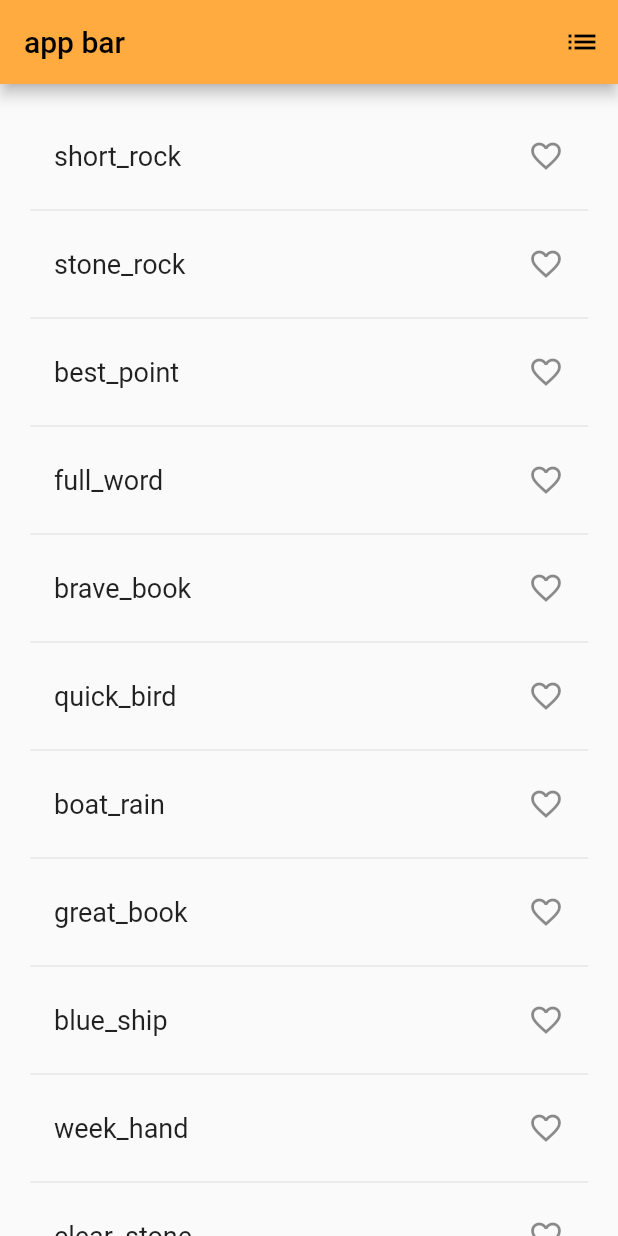
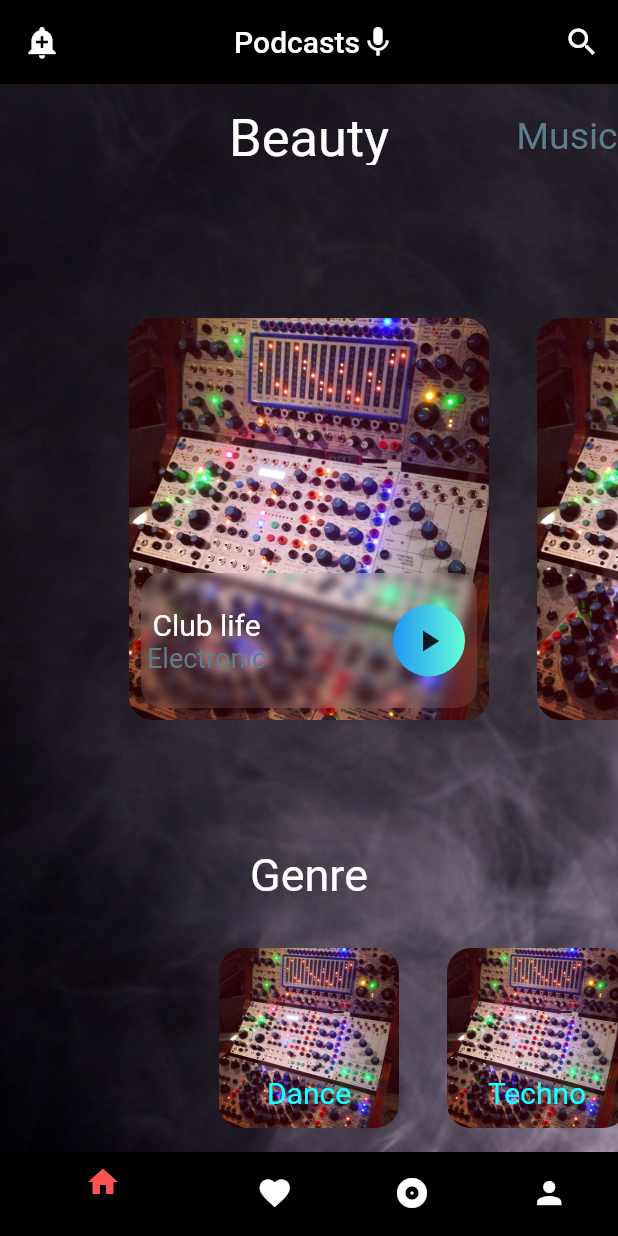
Before and after one commit to sluppyy/flutter_test, a Flutter app: the screen it shows after launch, on a phone screen of 412 x 824 dp. Run offline on Flutter 3.47's test engine with Material 2 defaults, Android fonts, the phone set to English and light mode, and no system bars; drawn by our look-alikes of scroll_snap_list.

Commit message:
first commit

```diff
--- /dev/null
+++ b/lib/GenreChoise.dart
@@ -0,0 +1,62 @@
+import 'package:flutter/material.dart';
+import 'package:scroll_snap_list/scroll_snap_list.dart';
+
+const danse_src = "assets/danse.jpg";
+
+class Genre {
+  final String image_src;
+  final String name;
+  Genre({this.image_src = "", this.name = ""});
+
+  @override
+  String toString() => "genre: $name";
+}
+
+class GenreChoice extends StatefulWidget {
+  const GenreChoice({Key? key}) : super(key: key);
+
+  @override
+  State<StatefulWidget> createState() => _GenreChoice();
+}
+
+class _GenreChoice extends State<GenreChoice> {
+  List<Genre> data = [
+    Genre(image_src: danse_src, name: "Dance"),
+    Genre(image_src: danse_src, name: "Techno"),
+    Genre(image_src: danse_src, name: "Rock")
+  ];
+
+  Widget _genreWidgetBuilder(BuildContext context, int index) {
+    return Padding(
+        padding: const EdgeInsets.all(16),
+        child: SizedBox(
+            width: 120, height: 120,
+            child: Stack(
+                children: [
+                  ClipRRect(
+                      borderRadius: BorderRadius.circular(16),
+                      child: const Image(image: AssetImage("assets/danse.jpg"))),
+
+                  SizedBox(
+                      height: 120,
+                      child: Align(alignment: Alignment.bottomCenter,
+                          child: Padding(padding: const EdgeInsets.all(12),
+                              child: Text(
+                                  data[index].name,
+                                  style: const TextStyle(fontSize: 20, color: Colors.cyanAccent)
+                              ))))
+                ]
+            )
+        )
+    );
+  }
+
+  @override
+  Widget build(BuildContext context) {
+    return ScrollSnapList(
+        itemBuilder: _genreWidgetBuilder,
+        itemCount: data.length,
+        itemSize: 120 + 16*2,
+        onItemFocus: print);
+  }
+}
--- /dev/null
+++ b/lib/MusicChoise.dart
@@ -0,0 +1,106 @@
+import 'dart:ui';
+
+import 'package:flutter/material.dart';
+import 'package:scroll_snap_list/scroll_snap_list.dart';
+
+class MusicChoice extends StatefulWidget {
+  const MusicChoice({Key? key}) : super(key: key);
+
+  @override
+  State<MusicChoice> createState() => _MusicChoiceState();
+}
+
+class _MusicChoiceState extends State<MusicChoice> {
+  List<Music> music = [
+    Music("Club life", "Electronic"),
+    Music("Club life", "Electronic"),
+    Music("Club life", "Electronic"),
+    Music("Club life", "Electronic"),
+    Music("Club life", "Electronic"),
+  ];
+
+  int focused = 0;
+
+  Widget _musicWidget(BuildContext context, int index) {
+    return Padding(padding: const EdgeInsets.all(16),
+        child: SizedBox(
+          width: 240, height: 300,
+          child: Stack(
+            children: [
+              ClipRRect(borderRadius: BorderRadius.circular(16),
+                  child: SizedBox(
+                      height: 300,
+                      child: Image.asset("assets/danse.jpg", fit: BoxFit.cover)
+                  )
+              ),
+
+              index == focused
+                  ? Align(alignment: Alignment.bottomCenter,
+                child: Padding(padding: const EdgeInsets.all(8),
+                  child: SizedBox(
+                    height: 90,
+                    child: ClipRRect(
+                        borderRadius: BorderRadius.circular(14),
+                        child: BackdropFilter(
+                            filter: ImageFilter.blur(sigmaX: 3, sigmaY: 3),
+                            child: Container(
+                              decoration: BoxDecoration(
+                                  color: Colors.white.withOpacity(0.1),
+                                  borderRadius: const BorderRadius.all(Radius.circular(14))),
+                              child: Row(
+                                  children: [
+                                    Center(child: Padding(padding: const EdgeInsets.all(4),
+                                    child: Column(mainAxisAlignment: MainAxisAlignment.center,children: [
+                                      Text(music[index].name, style: const TextStyle(fontSize: 20, color: Colors.white)),
+                                      Text(music[index].author, style: const TextStyle(fontSize: 18, color: Colors.blueGrey))]))),
+
+                                    Expanded(
+                                        child: Align(
+                                            alignment: Alignment.centerRight,
+                                            child: Padding(
+                                                padding: const EdgeInsets.all(8),
+                                                child: gradientButton())))
+                                  ]
+                              ),
+                            )
+                        )
+                    )
+                  )
+                )
+              )
+                  : Container()
+            ]
+          )
+        )
+    );
+  }
+
+  @override
+  Widget build(BuildContext context) {
+    return ScrollSnapList(
+        itemBuilder: _musicWidget,
+        itemCount: music.length,
+        itemSize: 240 + 16*2,
+        onItemFocus: (i) {setState(() {
+          focused = i;
+        });}
+    );
+  }
+}
+
+class Music {
+  final String name;
+  final String author;
+  final String image_src;
+
+  Music(this.name, this.author, {this.image_src = ""});
+}
+
+Widget gradientButton() {
+  return Container(
+    decoration: const ShapeDecoration(
+        gradient:  LinearGradient(colors: [Colors.blue, Colors.tealAccent]),
+        shape: StadiumBorder()),
+    child: IconButton(icon: const Icon(Icons.play_arrow), onPressed: () {  },),
+  );
+}
--- /dev/null
+++ b/lib/PageChoise.dart
@@ -0,0 +1,35 @@
+import 'package:flutter/material.dart';
+import 'package:scroll_snap_list/scroll_snap_list.dart';
+
+class PageChoice extends StatefulWidget {
+  const PageChoice({Key? key}) : super(key: key);
+  @override
+  State<PageChoice> createState() => _PageChoiceState();
+}
+
+class _PageChoiceState extends State<PageChoice> {
+  List<String> data = ["Beauty", "Music", "Design"];
+
+  int focused = 0;
+
+  Widget _pageWidget(BuildContext context, int index) {
+    bool isF = focused == index;
+    return Padding(
+        padding: const EdgeInsets.all(16),
+        child: SizedBox(width: 140, child: Center(child: Text(data[index], style: TextStyle(
+            fontSize: isF ? 35 : 25,
+            color: isF ? Colors.white : Colors.blueGrey))),)
+    );
+  }
+
+  @override
+  Widget build(BuildContext context) {
+    return ScrollSnapList(
+        itemBuilder: _pageWidget,
+        itemCount: data.length,
+        itemSize: 140 + 16*2,
+        onItemFocus: (i){setState(() {
+          focused = i;
+        });});
+  }
+}
--- a/lib/main.dart
+++ b/lib/main.dart
@@ -1,5 +1,9 @@
 import 'package:flutter/material.dart';
-import 'package:english_words/english_words.dart';
+import 'package:scroll_snap_list/scroll_snap_list.dart';
+import 'package:startup_namer/MusicChoise.dart';
+import 'package:startup_namer/PageChoise.dart';
+
+import 'GenreChoise.dart';
 
 void main() {
   runApp(const MyApp());
@@ -8,7 +12,6 @@ void main() {
 class MyApp extends StatelessWidget {
   const MyApp({Key? key}) : super(key: key);
 
-  // This widget is the root of your application.
   @override
   Widget build(BuildContext context) {
     return MaterialApp(
@@ -19,81 +22,85 @@ class MyApp extends StatelessWidget {
           foregroundColor: Colors.black
         )
       ),
-      home: const RandomWords(),
+      home: const MainScreen(),
       debugShowCheckedModeBanner: false,
     );
   }
 }
 
-class RandomWords extends StatefulWidget {
-  const RandomWords({Key? key}) : super(key: key);
+class MainScreen extends StatefulWidget {
+  const MainScreen({Key? key}) : super(key: key);
 
   @override
-  _RandomWordsState createState() => _RandomWordsState();
+  State<StatefulWidget> createState() => _MainScreen();
 }
-class _RandomWordsState extends State<RandomWords> {
-  final _suggestions = <WordPair>[];
-  final _biggerFont = const TextStyle(fontSize: 18.0);
-  final _saved = <WordPair>{};
 
-  void _pushSaved() {
-    Navigator.of(context).push(
-      MaterialPageRoute<void>(builder: (context) {
-        final tiles = _saved.map((pair) {
-          return ListTile(title: Text(pair.asSnakeCase, style: _biggerFont));
-        });
+class _MainScreen extends State<MainScreen> {
+  int _selectedIndex = 0;
 
-        final divided = tiles.isNotEmpty
-            ? ListTile.divideTiles(tiles: tiles, context: context).toList()
-            : <Widget>[];
-
-        return Scaffold(
-          appBar: AppBar(title: const Text("Saved Suggestions"),),
-          body: ListView(children: divided,),
-        );
-      })
-    );
+  void _onItemTapped(int index) {
+    setState(() {
+      _selectedIndex = index;
+    });
   }
 
   @override
   Widget build(BuildContext context) {
     return Scaffold(
-        appBar: AppBar(
-          title: const Text("app bar"),
-          actions: [
-            IconButton(
-              icon: const Icon(Icons.list),
-              onPressed: _pushSaved,
-              tooltip: 'Saved Suggestions',
-            )
+      backgroundColor: Colors.black,
+      appBar: AppBar(
+        foregroundColor: Colors.white,
+        elevation: 0,
+        backgroundColor: const Color(0x00ffffff),
+        title: Row(
+          mainAxisAlignment: MainAxisAlignment.center,
+          children: const [
+            Text("Podcasts"),
+            Icon(Icons.mic)
           ],
         ),
-        body: ListView.builder(
-            padding: const EdgeInsets.all(20),
-            itemBuilder: (context, i) {
-              if (i.isOdd) return const Divider();
+        leading: IconButton(icon: const Icon(Icons.add_alert), onPressed: () {  }),
+        actions: [IconButton(icon: const Icon(Icons.search), onPressed: () {  })],
+      ),
+      bottomNavigationBar: Theme(
+        data: Theme.of(context).copyWith(
+          canvasColor: const Color(0x00ffffff),
+        ),
+        child: BottomNavigationBar(
+          elevation: 0,
+          backgroundColor: const Color(0x00ffffff),
+          type: BottomNavigationBarType.shifting,
+          items: const <BottomNavigationBarItem>[
+            BottomNavigationBarItem(icon: Icon(Icons.home), label: ""),
+            BottomNavigationBarItem(icon: Icon(Icons.favorite), label: ""),
+            BottomNavigationBarItem(icon: Icon(Icons.album), label: ""),
+            BottomNavigationBarItem(icon: Icon(Icons.person), label: "")
+          ],
+          selectedItemColor: Colors.redAccent,
+          currentIndex: _selectedIndex,
+          onTap: _onItemTapped,
+      ),),
+      body: Stack(
+        children: [
+          Container(
+            decoration: const BoxDecoration(
+              image: DecorationImage(
+                  image: AssetImage("assets/smoke.jpg"),
+                  fit: BoxFit.cover
+              )
+            ),
+          ),
+          Column(
+            children: const [
+              SizedBox(child: PageChoice(), height: 70),
+              Expanded(child: Center(child: SizedBox(child: MusicChoice(), height: 300))),
+              SizedBox(child: Text("Genre", style: TextStyle(fontSize: 30, color: Colors.white)), height: 50),
+              SizedBox(child: GenreChoice(), height: 120 + 16*2)
+            ],
+          ),
+        ],
+      )
 
-              final index = i ~/ 2;
-              if (index >= _suggestions.length) {
-                  _suggestions.addAll(generateWordPairs().take(10));}
-
-              final pair = _suggestions[index];
-              final alreadySaved = _saved.contains(pair);
-              return ListTile(
-                title: Text(pair.asSnakeCase, style: _biggerFont,),
-                trailing: Icon(
-                  alreadySaved ? Icons.favorite : Icons.favorite_border,
-                  color: alreadySaved ? Colors.red : null,
-                  semanticLabel: alreadySaved ? "Remove from saved" : "Save",
-                ),
-                onTap: () {
-                  setState(() {
-                    alreadySaved ? _saved.remove(pair) : _saved.add(pair);
-                  });
-                },
-              );
-            }
-        )
     );
   }
 }
--- /dev/null
+++ b/lib/tst_widjets.dart
@@ -0,0 +1,44 @@
+import 'package:flutter/material.dart';
+import 'package:scroll_snap_list/scroll_snap_list.dart';
+
+class TstStls extends StatefulWidget {
+  const TstStls({Key? key}) : super(key: key);
+
+  @override
+  State<TstStls> createState() => _TstStlsState();
+}
+
+class _TstStlsState extends State<TstStls> {
+  List<int> data = List<int>.generate(10, returnItself);
+
+  Widget _buildItemList(BuildContext context, int index) {
+    if (index == data.length) {
+      return const Center(child: CircularProgressIndicator());
+    }
+    return Padding(
+        padding: const EdgeInsets.all(16),
+        child:  Column(
+            children: [
+              Container(
+                  color: Colors.redAccent,
+                  width: 200,
+                  height: 200,
+                  child: Center(child: Text(data[index].toString(), style: const TextStyle(fontSize: 20))
+            )
+          )
+        ]
+      )
+    );
+  }
+
+  @override
+  Widget build(BuildContext context) {
+    return ScrollSnapList(
+                onItemFocus: print,
+                itemSize: 200 + 16*2,
+                itemBuilder: _buildItemList,
+                itemCount: data.length);
+  }
+}
+
+T returnItself<T>(T value) => value;
--- a/pubspec.yaml
+++ b/pubspec.yaml
@@ -35,6 +35,8 @@ dependencies:
   # Use with the CupertinoIcons class for iOS style icons.
   cupertino_icons: ^1.0.2
   english_words: ^4.0.0
+  horizontal_card_pager: ^1.1.1
+  scroll_snap_list: ^0.8.4
 
 dev_dependencies:
   flutter_test:
@@ -52,6 +54,9 @@ dev_dependencies:
 
 # The following section is specific to Flutter.
 flutter:
+  assets:
+    - assets/danse.jpg
+    - assets/smoke.jpg
 
   # The following line ensures that the Material Icons font is
   # included with your application, so that you can use the icons in
```
Also changed, not shown: assets/danse.jpg (added), assets/images/danse.jpg (added), assets/smoke.jpg (added), pubspec.lock.
